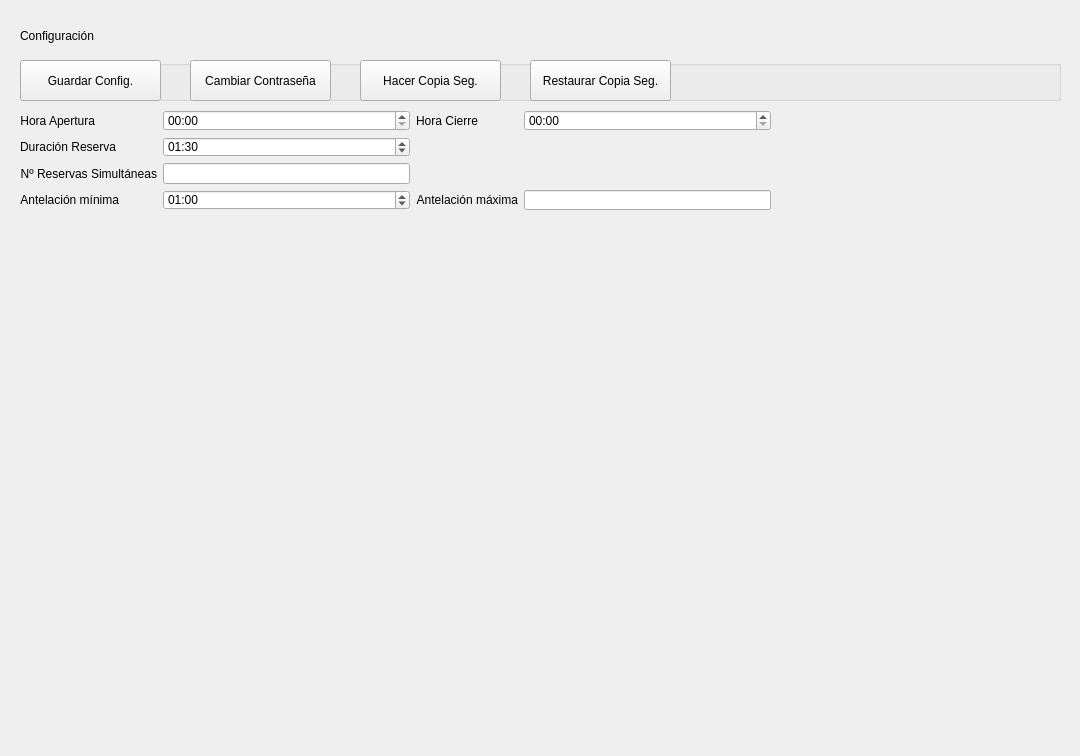
Above: ui/qt/configuracion_page.ui from i82camud/Club_Padel before the change. Below: the same form after it.
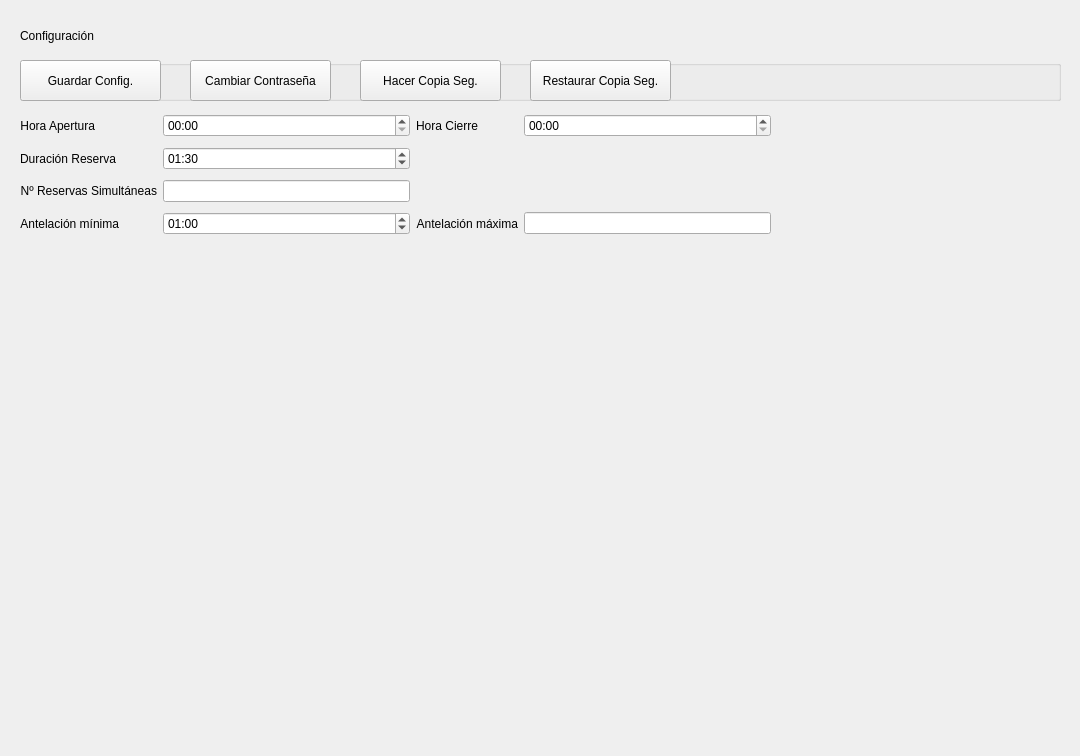
That is the form after the change.

Diff of the .ui file:
```diff
--- a/ui/qt/configuracion_page.ui
+++ b/ui/qt/configuracion_page.ui
@@ -97,7 +97,7 @@
      <x>20</x>
      <y>110</y>
      <width>751</width>
-     <height>100</height>
+     <height>131</height>
     </rect>
    </property>
    <layout class="QGridLayout" name="gridLayout">
```
